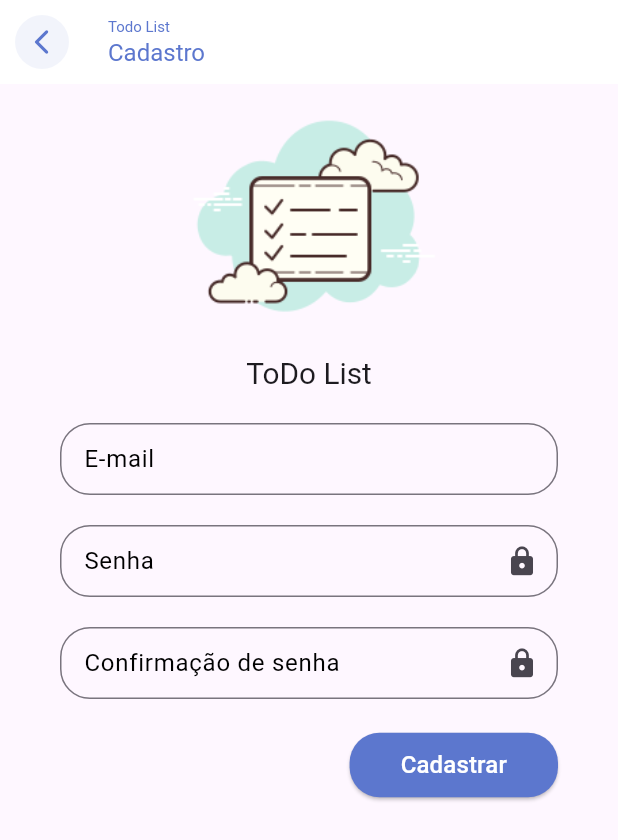
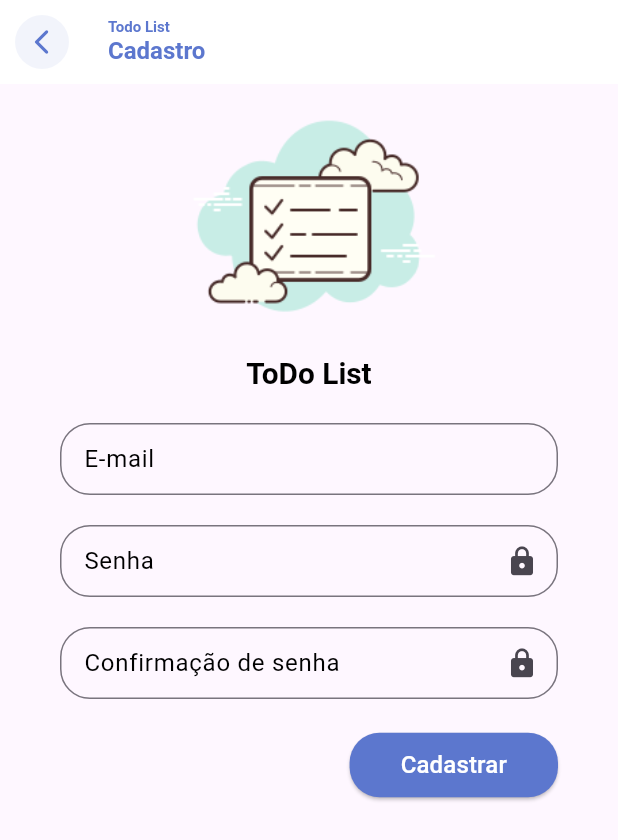
Before and after one commit to Barba2k2/todo_list_provider, a Flutter app: the RegisterPage screen opened directly, on a phone screen of 412 x 824 dp. Shown: the top 840 px of the screen. Run offline on Flutter 3.47's test engine with Material 3 defaults, Android fonts, the phone set to English and light mode, and no system bars; our stand-ins replace firebase_auth, firebase_core, flutter_signin_button, google_fonts, google_sign_in, sqflite and 1 more; missing offline and left inert: flutter_overlay_loader, validatorless; accounts and stored records are empty; network calls fail; Roboto replaces fonts that are missing (Mandali).

```diff
--- /dev/null
+++ b/lib/app/core/auth/auth_provider.dart
@@ -0,0 +1,42 @@
+import 'package:firebase_auth/firebase_auth.dart';
+import 'package:flutter/material.dart';
+
+import '../../services/user/user_service.dart';
+import '../navigator/todo_list_navigator.dart';
+
+class TodoListAuthProvider extends ChangeNotifier {
+  final FirebaseAuth _firebaseAuth;
+  final UserService _userService;
+
+  TodoListAuthProvider({
+    required FirebaseAuth firebaseAuth,
+    required UserService userService,
+  })  : _firebaseAuth = firebaseAuth,
+        _userService = userService;
+
+  Future<void> logout() => _userService.logout();
+
+  User? get user => _firebaseAuth.currentUser;
+
+  void loadListener() {
+    _firebaseAuth.userChanges().listen(
+          (_) => notifyListeners(),
+        );
+
+    _firebaseAuth.idTokenChanges().listen(
+      (user) {
+        if (user != null) {
+          TodoListNavigator.to.pushNamedAndRemoveUntil(
+            '/home',
+            (route) => false,
+          );
+        } else {
+          TodoListNavigator.to.pushNamedAndRemoveUntil(
+            '/login',
+            (route) => false,
+          );
+        }
+      },
+    );
+  }
+}
--- a/lib/app/core/navigator/todo_list_navigator.dart
+++ b/lib/app/core/navigator/todo_list_navigator.dart
@@ -5,5 +5,5 @@ class TodoListNavigator {
   TodoListNavigator._();
 
   static final navigatorKey = GlobalKey<NavigatorState>();
-  static NavigatorState? get to => navigatorKey.currentState;
+  static NavigatorState get to => navigatorKey.currentState!;
 }
--- a/lib/app/core/ui/todo_list_ui_config.dart
+++ b/lib/app/core/ui/todo_list_ui_config.dart
@@ -5,7 +5,82 @@ class TodoListUiConfig {
   TodoListUiConfig._();
 
   static ThemeData get theme => ThemeData(
-        textTheme: GoogleFonts.mandaliTextTheme(),
+        textTheme: GoogleFonts.mandaliTextTheme().copyWith(
+          displayLarge: const TextStyle(
+            color: Colors.black,
+            fontSize: 57,
+            fontWeight: FontWeight.bold,
+          ),
+          displayMedium: const TextStyle(
+            color: Colors.black,
+            fontSize: 45,
+            fontWeight: FontWeight.bold,
+          ),
+          displaySmall: const TextStyle(
+            color: Colors.black,
+            fontSize: 36,
+            fontWeight: FontWeight.bold,
+          ),
+          headlineLarge: const TextStyle(
+            color: Colors.black,
+            fontSize: 32,
+            fontWeight: FontWeight.bold,
+          ),
+          headlineMedium: const TextStyle(
+            color: Colors.black,
+            fontSize: 28,
+            fontWeight: FontWeight.bold,
+          ),
+          headlineSmall: const TextStyle(
+            color: Colors.black,
+            fontSize: 24,
+            fontWeight: FontWeight.bold,
+          ),
+          titleLarge: const TextStyle(
+            color: Colors.black,
+            fontSize: 22,
+            fontWeight: FontWeight.bold,
+          ),
+          titleMedium: const TextStyle(
+            color: Colors.black,
+            fontSize: 16,
+            fontWeight: FontWeight.w500,
+            letterSpacing: 0.15,
+          ),
+          titleSmall: const TextStyle(
+            color: Colors.black,
+            fontSize: 14,
+            fontWeight: FontWeight.w500,
+          ),
+          bodyLarge: const TextStyle(
+            color: Colors.black,
+            fontSize: 16,
+          ),
+          bodyMedium: const TextStyle(
+            color: Colors.black,
+            fontSize: 14,
+          ),
+          bodySmall: const TextStyle(
+            color: Colors.black,
+            fontSize: 12,
+          ),
+          labelLarge: const TextStyle(
+            color: Colors.black,
+            fontSize: 14,
+            fontWeight: FontWeight.w500,
+          ),
+          labelMedium: const TextStyle(
+            color: Colors.black,
+            fontSize: 12,
+            fontWeight: FontWeight.w500,
+          ),
+          labelSmall: const TextStyle(
+            color: Colors.black,
+            fontSize: 11,
+            fontWeight: FontWeight.w500,
+            letterSpacing: 0.5,
+          ),
+        ),
         primaryColor: const Color(0xFF5C77CE),
         primaryColorLight: const Color(0xFFABC8F7),
         elevatedButtonTheme: ElevatedButtonThemeData(
@@ -13,5 +88,14 @@ class TodoListUiConfig {
             backgroundColor: const Color(0xFF5C77CE),
           ),
         ),
+        appBarTheme: AppBarTheme(
+          backgroundColor: const Color(0xFF5C77CE),
+          titleTextStyle: TextStyle(
+            color: Colors.white,
+            fontSize: 24,
+            fontWeight: FontWeight.bold,
+            fontFamily: GoogleFonts.mandali().fontFamily,
+          ),
+        ),
       );
 }
--- a/lib/app/modules/auth/login/login_controller.dart
+++ b/lib/app/modules/auth/login/login_controller.dart
@@ -64,7 +64,7 @@ class LoginController extends DefaultChangeNotifier {
 
   Future<void> googleLogin() async {
     try {
-      await _userService.googleLogout();
+      await _userService.logout();
       showLoadingAndResetState();
       infoMessage = null;
       notifyListeners();
@@ -74,12 +74,12 @@ class LoginController extends DefaultChangeNotifier {
       if (user != null) {
         success();
       } else {
-        _userService.googleLogout();
+        _userService.logout();
         setError('Erro ao realizar login com o Google');
       }
     } on AuthException catch (e, s) {
       log('Error on google login', error: e, stackTrace: s);
-      _userService.googleLogout();
+      _userService.logout();
       setError(e.message);
     } finally {
       hideLoading();
--- a/lib/app/modules/home/home_module.dart
+++ b/lib/app/modules/home/home_module.dart
@@ -4,7 +4,7 @@ import 'home_page.dart';
 class HomeModule extends TodoListModule {
   HomeModule()
       : super(
-          bindings: [],
+          // bindings: [],
           routers: {
             '/home': (context) => const HomePage(),
           },
--- a/lib/app/repositories/user/user_repository.dart
+++ b/lib/app/repositories/user/user_repository.dart
@@ -5,5 +5,5 @@ abstract class UserRepository {
   Future<User?> login(String email, String password);
   Future<void> forgotPassword(String email);
   Future<User?> googleLogin();
-  Future<void> googleLogout();
+  Future<void> logout();
 }
--- a/lib/app/repositories/user/user_repository_impl.dart
+++ b/lib/app/repositories/user/user_repository_impl.dart
@@ -146,7 +146,7 @@ class UserRepositoryImpl implements UserRepository {
   }
 
   @override
-  Future<void> googleLogout() async {
+  Future<void> logout() async {
     await GoogleSignIn().signOut();
     _firebaseAuth.signOut();
   }
--- a/lib/app/services/user/user_service.dart
+++ b/lib/app/services/user/user_service.dart
@@ -5,5 +5,5 @@ abstract class UserService {
   Future<User?> login(String email, String password);
   Future<void> forgotPassword(String email);
   Future<User?> googleLogin();
-  Future<void> googleLogout();
+  Future<void> logout();
 }
--- a/lib/app/services/user/user_service_impl.dart
+++ b/lib/app/services/user/user_service_impl.dart
@@ -26,5 +26,5 @@ class UserServiceImpl implements UserService {
   Future<User?> googleLogin() => _userRepository.googleLogin();
 
   @override
-  Future<void> googleLogout() => _userRepository.googleLogout();
+  Future<void> logout() => _userRepository.logout();
 }
```
Also changed, not shown: lib/app/app_module.dart (+8 -0 lines), lib/app/modules/home/home_page.dart (+74 -3 lines).
